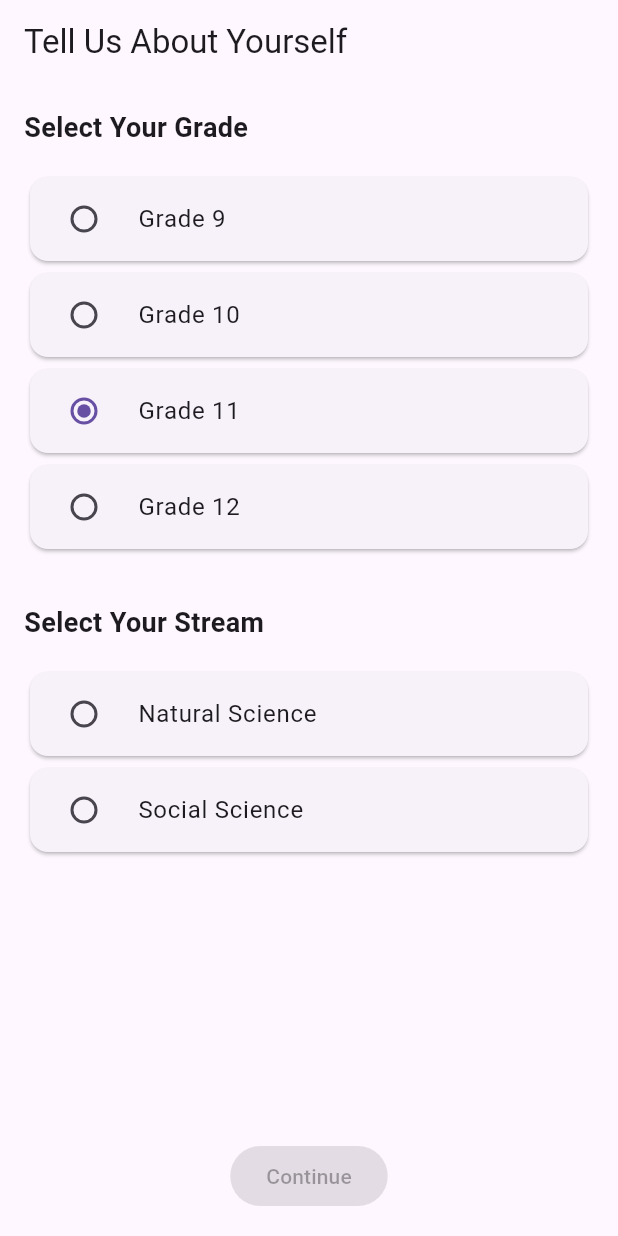
After one commit to Overloadpy/educational-app-v2, a Flutter app: the GradeSelectionScreen screen opened by its route, after a tap on "Grade 11", on a phone screen of 412 x 824 dp. The commit adds this screen. Run offline on Flutter 3.47's test engine with Material 3 defaults, Android fonts, the light colour scheme and no system bars; our stand-ins replace flutter_riverpod, go_router, hive, hive_flutter; accounts and stored records are empty.

Commit message:
feat(authentication): implement sign up, login and grade selection flow
- Add sign up and login screens with form validation
- Implement user authentication using Riverpod for state management
- Integrate Hive for local data persistence
- Create grade and stream selection screen
- Update application routing and structure
- Add UserModel for storing user data
- Implement data persistence for user preferences

```diff
--- /dev/null
+++ b/lib/data/models/user_model.dart
@@ -0,0 +1,21 @@
+import 'package:hive/hive.dart';
+
+part 'user_model.g.dart';
+
+@HiveType(typeId: 0)
+class UserModel extends HiveObject {
+  @HiveField(0)
+  String email;
+
+  @HiveField(1)
+  String grade;
+
+  @HiveField(2)
+  String? stream;
+
+  UserModel({
+    required this.email,
+    required this.grade,
+    this.stream,
+  });
+}
--- a/lib/main.dart
+++ b/lib/main.dart
@@ -1,10 +1,17 @@
 import 'package:flutter/foundation.dart';
 import 'package:flutter/material.dart';
 import 'package:flutter_riverpod/flutter_riverpod.dart';
+import 'package:hive_flutter/hive_flutter.dart';
+import 'data/models/user_model.dart';
 import 'presentation/router/app_router.dart';
 
 Future<void> main() async {
   WidgetsFlutterBinding.ensureInitialized();
+
+  // Initialize Hive
+  await Hive.initFlutter();
+  Hive.registerAdapter(UserModelAdapter());
+  await Hive.openBox<UserModel>('userBox');
 
   // Only initialize Firebase for mobile platforms
   if (!kIsWeb && (defaultTargetPlatform == TargetPlatform.android || defaultTargetPlatform == TargetPlatform.iOS)) {
--- /dev/null
+++ b/lib/presentation/pages/onboarding/grade_selection_screen.dart
@@ -0,0 +1,142 @@
+import 'package:flutter/material.dart';
+import 'package:flutter_riverpod/flutter_riverpod.dart';
+import 'package:go_router/go_router.dart';
+import 'package:hive_flutter/hive_flutter.dart';
+
+import '../../../data/models/user_model.dart';
+import '../../providers/grade_selection_provider.dart';
+
+final gradeSelectionProvider =
+    StateNotifierProvider<GradeSelectionNotifier, GradeSelectionState>(
+  (ref) => GradeSelectionNotifier(),
+);
+
+class GradeSelectionScreen extends ConsumerWidget {
+  const GradeSelectionScreen({Key? key}) : super(key: key);
+
+  @override
+  Widget build(BuildContext context, WidgetRef ref) {
+    final state = ref.watch(gradeSelectionProvider);
+    final notifier = ref.read(gradeSelectionProvider.notifier);
+
+    return Scaffold(
+      appBar: AppBar(
+        title: const Text('Tell Us About Yourself'),
+      ),
+      body: Padding(
+        padding: const EdgeInsets.all(16.0),
+        child: Column(
+          crossAxisAlignment: CrossAxisAlignment.start,
+          children: [
+            const Text(
+              'Select Your Grade',
+              style: TextStyle(
+                fontSize: 18,
+                fontWeight: FontWeight.bold,
+              ),
+            ),
+            const SizedBox(height: 16),
+            _buildGradeOption(
+              notifier,
+              'Grade 9',
+              state.selectedGrade,
+            ),
+            _buildGradeOption(
+              notifier,
+              'Grade 10',
+              state.selectedGrade,
+            ),
+            _buildGradeOption(
+              notifier,
+              'Grade 11',
+              state.selectedGrade,
+            ),
+            _buildGradeOption(
+              notifier,
+              'Grade 12',
+              state.selectedGrade,
+            ),
+            const SizedBox(height: 32),
+            if (state.isStreamSelectionVisible) ...[
+              const Text(
+                'Select Your Stream',
+                style: TextStyle(
+                  fontSize: 18,
+                  fontWeight: FontWeight.bold,
+                ),
+              ),
+              const SizedBox(height: 16),
+              _buildStreamOption(
+                notifier,
+                'Natural Science',
+                state.selectedStream,
+              ),
+              _buildStreamOption(
+                notifier,
+                'Social Science',
+                state.selectedStream,
+              ),
+              const SizedBox(height: 32),
+            ],
+            const Spacer(),
+            Center(
+              child: ElevatedButton(
+                onPressed: state.canContinue
+                    ? () => _handleContinue(context, ref)
+                    : null,
+                child: const Text('Continue'),
+              ),
+            ),
+          ],
+        ),
+      ),
+    );
+  }
+
+  Widget _buildGradeOption(GradeSelectionNotifier notifier, String grade, String? selectedGrade) {
+    return Card(
+      child: RadioListTile<String>(
+        title: Text(grade),
+        value: grade,
+        groupValue: selectedGrade,
+        onChanged: (value) => notifier.selectGrade(value!),
+      ),
+    );
+  }
+
+  Widget _buildStreamOption(GradeSelectionNotifier notifier, String stream, String? selectedStream) {
+    return Card(
+      child: RadioListTile<String>(
+        title: Text(stream),
+        value: stream,
+        groupValue: selectedStream,
+        onChanged: (value) => notifier.selectStream(value!),
+      ),
+    );
+  }
+
+  Future<void> _handleContinue(BuildContext context, WidgetRef ref) async {
+    // Get the user box
+    final userBox = await Hive.openBox<UserModel>('userBox');
+
+    // Get the current user
+    final currentUser = userBox.get('currentUser');
+
+    if (currentUser != null) {
+      // Get the selected grade and stream from the provider
+      final gradeState = ref.read(gradeSelectionProvider);
+
+      // Update the user's grade and stream
+      currentUser.grade = gradeState.selectedGrade ?? '';
+      currentUser.stream = gradeState.selectedStream;
+
+      // Save the updated user
+      await userBox.put('currentUser', currentUser);
+
+      // Navigate to permissions screen
+      if (context.mounted) {
+        context.go('/permissions');
+      }
+    }
+  }
+}
--- a/lib/presentation/pages/onboarding/login_screen.dart
+++ b/lib/presentation/pages/onboarding/login_screen.dart
@@ -75,7 +75,7 @@ class LoginScreen extends ConsumerWidget {
     final notifier = ref.read(loginProvider.notifier);
 
     // Set submitting state
-    notifier.state = notifier.state.copyWith(isSubmitting: true);
+    notifier.setSubmitting(true);
 
     // Simulate network call
     await Future.delayed(const Duration(seconds: 1));
--- a/lib/presentation/pages/onboarding/signup_screen.dart
+++ b/lib/presentation/pages/onboarding/signup_screen.dart
@@ -57,7 +57,7 @@ class SignUpScreen extends ConsumerWidget {
             const SizedBox(height: 24),
             ElevatedButton(
               onPressed: state.isFormValid && !state.isSubmitting
-                  ? () => _handleSignUp(context, ref)
+                  ? () => notifier.signUp(context)
                   : null,
               child: state.isSubmitting
                   ? const SizedBox(
@@ -80,26 +80,4 @@ class SignUpScreen extends ConsumerWidget {
       ),
     );
   }
-
-  Future<void> _handleSignUp(BuildContext context, WidgetRef ref) async {
-    final notifier = ref.read(signUpProvider.notifier);
-
-    // Set submitting state
-    notifier.state = notifier.state.copyWith(isSubmitting: true);
-
-    // Simulate network call
-    await Future.delayed(const Duration(seconds: 1));
-
-    if (context.mounted) {
-      // Show success message
-      ScaffoldMessenger.of(context).showSnackBar(
-        const SnackBar(
-          content: Text('Sign Up Successful! (Demo Mode)'),
-        ),
-      );
-
-      // Navigate to grade selection
-      context.go('/grade-stream');
-    }
-  }
 }
--- /dev/null
+++ b/lib/presentation/providers/grade_selection_provider.dart
@@ -0,0 +1,43 @@
+import 'package:flutter_riverpod/flutter_riverpod.dart';
+
+class GradeSelectionState {
+  final String? selectedGrade;
+  final String? selectedStream;
+
+  GradeSelectionState({
+    this.selectedGrade,
+    this.selectedStream,
+  });
+
+  GradeSelectionState copyWith({
+    String? selectedGrade,
+    String? selectedStream,
+  }) {
+    return GradeSelectionState(
+      selectedGrade: selectedGrade ?? this.selectedGrade,
+      selectedStream: selectedStream ?? this.selectedStream,
+    );
+  }
+
+  bool get isGradeSelected => selectedGrade != null;
+  bool get isStreamSelectionVisible =>
+      selectedGrade == 'Grade 11' || selectedGrade == 'Grade 12';
+  bool get canContinue =>
+      isGradeSelected &&
+      (!isStreamSelectionVisible || selectedStream != null);
+}
+
+class GradeSelectionNotifier extends StateNotifier<GradeSelectionState> {
+  GradeSelectionNotifier() : super(GradeSelectionState());
+
+  void selectGrade(String grade) {
+    state = state.copyWith(
+      selectedGrade: grade,
+      selectedStream: null, // Reset stream when grade changes
+    );
+  }
+
+  void selectStream(String stream) {
+    state = state.copyWith(selectedStream: stream);
+  }
+}
--- a/lib/presentation/providers/login_provider.dart
+++ b/lib/presentation/providers/login_provider.dart
@@ -1,3 +1,4 @@
+import 'package:flutter/material.dart';
 import 'package:flutter_riverpod/flutter_riverpod.dart';
 
 class LoginState {
@@ -55,4 +56,8 @@ class LoginNotifier extends StateNotifier<LoginState> {
       passwordError: password.isEmpty ? 'Password is required' : null,
     );
   }
+
+  void setSubmitting(bool isSubmitting) {
+    state = state.copyWith(isSubmitting: isSubmitting);
+  }
 }
--- a/lib/presentation/providers/signup_provider.dart
+++ b/lib/presentation/providers/signup_provider.dart
@@ -1,4 +1,9 @@
+import 'package:flutter/material.dart';
 import 'package:flutter_riverpod/flutter_riverpod.dart';
+import 'package:hive_flutter/hive_flutter.dart';
+import 'package:go_router/go_router.dart';
+
+import '../../data/models/user_model.dart';
 
 class SignUpState {
   bool get isFormValid {
@@ -107,4 +112,36 @@ class SignUpNotifier extends StateNotifier<SignUpState> {
     return null;
   }
 
+  Future<void> signUp(BuildContext context) async {
+    // Set submitting state
+    state = state.copyWith(isSubmitting: true);
+
+    // Simulate network call
+    await Future.delayed(const Duration(seconds: 1));
+
+    // Open the user box
+    final userBox = await Hive.openBox<UserModel>('userBox');
+
+    // Create a new UserModel instance
+    final user = UserModel(
+      email: state.email,
+      grade: '', // Will be set in grade selection screen
+      stream: null, // Will be set in grade selection screen
+    );
+
+    // Save this UserModel to the user_box
+    await userBox.put('currentUser', user);
+
+    if (context.mounted) {
+      // Show success message
+      ScaffoldMessenger.of(context).showSnackBar(
+        const SnackBar(
+          content: Text('Sign Up Successful! (Demo Mode)'),
+        ),
+      );
+
+      // Navigate to the grade-stream route
+      context.go('/grade-stream');
+    }
+  }
 }
--- a/lib/presentation/router/app_router.dart
+++ b/lib/presentation/router/app_router.dart
@@ -3,6 +3,7 @@ import 'package:go_router/go_router.dart';
 import '../pages/placeholder_page.dart';
 import '../pages/onboarding/signup_screen.dart';
 import '../pages/onboarding/login_screen.dart';
+import '../pages/onboarding/grade_selection_screen.dart';
 
 class AppRouter {
   static final GoRouter router = GoRouter(
@@ -30,7 +31,7 @@ class AppRouter {
       ),
       GoRoute(
         path: '/grade-stream',
-        builder: (context, state) => const PlaceholderPage(title: 'Grade & Stream Selection'),
+        builder: (context, state) => const GradeSelectionScreen(),
       ),
       GoRoute(
         path: '/permissions',
```
Also changed, not shown: lib/data/models/user_model.g.dart (added), 1 other file.
